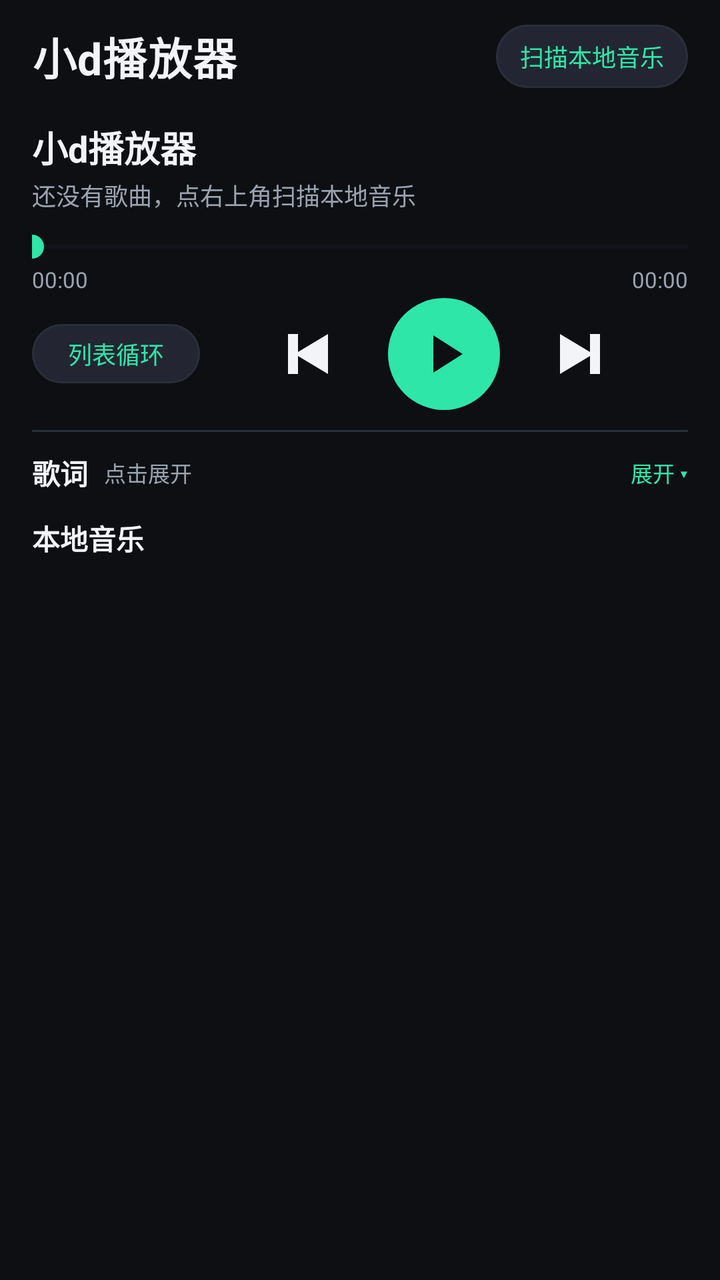
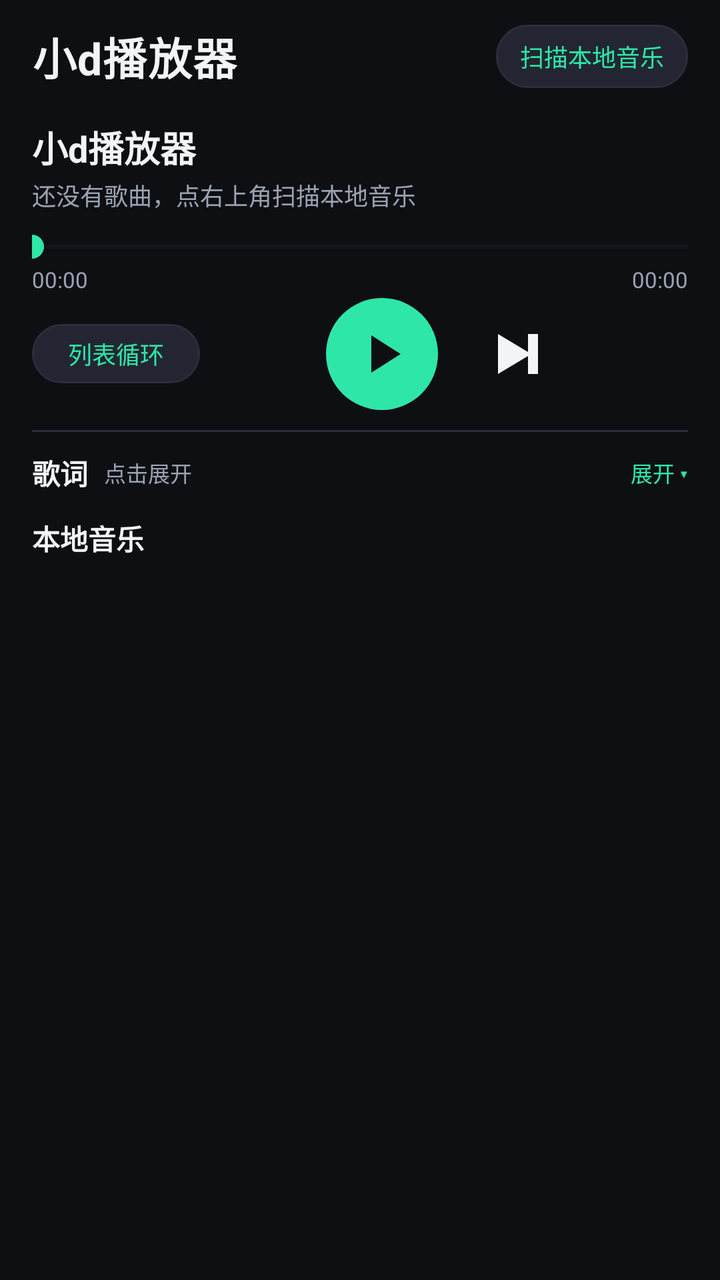

An Android layout rendered at two revisions. The XML below is the earlier revision; the diff shows what the commit changed to produce the second picture.
<!-- AndroidManifest.xml: application theme Theme.XiaoDPlayer -->
<!-- res/layout/activity_main.xml -->
<?xml version="1.0" encoding="utf-8"?>
<LinearLayout xmlns:android="http://schemas.android.com/apk/res/android"
    android:layout_width="match_parent"
    android:layout_height="match_parent"
    android:background="@color/bg"
    android:orientation="vertical"
    android:paddingStart="16dp"
    android:paddingTop="12dp"
    android:paddingEnd="16dp"
    android:paddingBottom="8dp">

    <LinearLayout
        android:layout_width="match_parent"
        android:layout_height="wrap_content"
        android:gravity="center_vertical"
        android:orientation="horizontal">

        <TextView
            android:id="@+id/tv_app_title"
            android:layout_width="0dp"
            android:layout_height="wrap_content"
            android:layout_weight="1"
            android:letterSpacing="0.02"
            android:text="小d播放器"
            android:textColor="@color/text_primary"
            android:textSize="22sp"
            android:textStyle="bold" />

        <TextView
            android:id="@+id/tv_scan"
            android:layout_width="wrap_content"
            android:layout_height="wrap_content"
            android:background="@drawable/bg_scan"
            android:paddingStart="12dp"
            android:paddingTop="7dp"
            android:paddingEnd="12dp"
            android:paddingBottom="7dp"
            android:text="@string/scan_local"
            android:textColor="@color/accent"
            android:textSize="12sp" />
    </LinearLayout>

    <TextView
        android:id="@+id/tv_now_title"
        android:layout_width="match_parent"
        android:layout_height="wrap_content"
        android:layout_marginTop="16dp"
        android:ellipsize="end"
        android:maxLines="1"
        android:text="@string/app_name"
        android:textColor="@color/text_primary"
        android:textSize="18sp"
        android:textStyle="bold" />

    <TextView
        android:id="@+id/tv_now_artist"
        android:layout_width="match_parent"
        android:layout_height="wrap_content"
        android:layout_marginTop="2dp"
        android:ellipsize="end"
        android:maxLines="1"
        android:text="@string/no_song"
        android:textColor="@color/text_secondary"
        android:textSize="12sp" />

    <SeekBar
        android:id="@+id/seek_bar"
        android:layout_width="match_parent"
        android:layout_height="wrap_content"
        android:layout_marginTop="8dp"
        android:maxHeight="2dp"
        android:minHeight="2dp"
        android:paddingStart="0dp"
        android:paddingEnd="0dp"
        android:progressBackgroundTint="@color/surface2"
        android:progressTint="@color/accent"
        android:thumbTint="@color/accent" />

    <LinearLayout
        android:layout_width="match_parent"
        android:layout_height="wrap_content"
        android:orientation="horizontal">

        <TextView
            android:id="@+id/tv_time_current"
            android:layout_width="0dp"
            android:layout_height="wrap_content"
            android:layout_weight="1"
            android:text="00:00"
            android:textColor="@color/text_secondary"
            android:textSize="11sp" />

        <TextView
            android:id="@+id/tv_time_total"
            android:layout_width="wrap_content"
            android:layout_height="wrap_content"
            android:text="00:00"
            android:textColor="@color/text_secondary"
            android:textSize="11sp" />
    </LinearLayout>

    <LinearLayout
        android:layout_width="match_parent"
        android:layout_height="wrap_content"
        android:layout_marginTop="2dp"
        android:gravity="center_vertical"
        android:orientation="horizontal">

        <TextView
            android:id="@+id/tv_mode"
            android:layout_width="wrap_content"
            android:layout_height="wrap_content"
            android:background="@drawable/bg_chip"
            android:gravity="center"
            android:minWidth="84dp"
            android:paddingStart="10dp"
            android:paddingTop="6dp"
            android:paddingEnd="10dp"
            android:paddingBottom="6dp"
            android:text="列表循环"
            android:textColor="@color/accent"
            android:textSize="12sp" />

        <LinearLayout
            android:layout_width="0dp"
            android:layout_height="wrap_content"
            android:layout_weight="1"
            android:gravity="center"
            android:orientation="horizontal">

            <ImageButton
                android:id="@+id/btn_prev"
                android:layout_width="44dp"
                android:layout_height="44dp"
                android:background="?attr/selectableItemBackgroundBorderless"
                android:contentDescription="上一首"
                android:scaleType="centerInside"
                android:src="@drawable/ic_prev"
                android:tint="@color/text_primary" />

            <ImageButton
                android:id="@+id/btn_play"
                android:layout_width="56dp"
                android:layout_height="56dp"
                android:layout_marginStart="18dp"
                android:layout_marginEnd="18dp"
                android:background="@drawable/bg_play"
                android:contentDescription="播放/暂停"
                android:padding="12dp"
                android:scaleType="fitCenter"
                android:src="@drawable/ic_play"
                android:tint="@color/bg" />

            <ImageButton
                android:id="@+id/btn_next"
                android:layout_width="44dp"
                android:layout_height="44dp"
                android:background="?attr/selectableItemBackgroundBorderless"
                android:contentDescription="下一首"
                android:scaleType="centerInside"
                android:src="@drawable/ic_next"
                android:tint="@color/text_primary" />
        </LinearLayout>
    </LinearLayout>

    <View
        android:layout_width="match_parent"
        android:layout_height="1dp"
        android:layout_marginTop="10dp"
        android:background="@color/divider" />

    <LinearLayout
        android:id="@+id/lyrics_header"
        android:layout_width="match_parent"
        android:layout_height="wrap_content"
        android:gravity="center_vertical"
        android:orientation="horizontal"
        android:paddingTop="10dp"
        android:paddingBottom="6dp">

        <TextView
            android:layout_width="wrap_content"
            android:layout_height="wrap_content"
            android:text="@string/lyrics"
            android:textColor="@color/text_primary"
            android:textSize="14sp"
            android:textStyle="bold" />

        <TextView
            android:id="@+id/tv_lyrics_status"
            android:layout_width="0dp"
            android:layout_height="wrap_content"
            android:layout_marginStart="8dp"
            android:layout_weight="1"
            android:ellipsize="end"
            android:maxLines="1"
            android:text="点击展开"
            android:textColor="@color/text_secondary"
            android:textSize="11sp" />

        <TextView
            android:id="@+id/tv_lyrics_toggle"
            android:layout_width="wrap_content"
            android:layout_height="wrap_content"
            android:text="展开 ▾"
            android:textColor="@color/accent"
            android:textSize="11sp" />
    </LinearLayout>

    <androidx.recyclerview.widget.RecyclerView
        android:id="@+id/rv_lyrics"
        android:layout_width="match_parent"
        android:layout_height="0dp"
        android:layout_weight="0"
        android:clipToPadding="false"
        android:paddingTop="6dp"
        android:paddingBottom="6dp"
        android:visibility="gone" />

    <LinearLayout
        android:layout_width="match_parent"
        android:layout_height="wrap_content"
        android:layout_marginTop="6dp"
        android:gravity="center_vertical"
        android:orientation="horizontal">

        <TextView
            android:id="@+id/tv_list_title"
            android:layout_width="0dp"
            android:layout_height="wrap_content"
            android:layout_weight="1"
            android:text="@string/local_music"
            android:textColor="@color/text_primary"
            android:textSize="14sp"
            android:textStyle="bold" />
    </LinearLayout>

    <androidx.recyclerview.widget.RecyclerView
        android:id="@+id/rv_songs"
        android:layout_width="match_parent"
        android:layout_height="0dp"
        android:layout_weight="1"
        android:clipToPadding="false"
        android:paddingBottom="8dp" />
</LinearLayout>
<!-- resources referenced by this layout -->
<resources>
  <color name="accent">#2EE6A8</color>
  <color name="bg">#0E0F13</color>
  <color name="divider">#2A2E3A</color>
  <color name="surface2">#232632</color>
  <color name="text_primary">#F2F4F8</color>
  <color name="text_secondary">#9AA3B2</color>
  <!-- drawable bg_chip (drawable) -->
  <?xml version="1.0" encoding="utf-8"?>
  <shape xmlns:android="http://schemas.android.com/apk/res/android"
      android:shape="rectangle">
      <solid android:color="@color/surface2" />
      <corners android:radius="18dp" />
      <stroke
          android:width="1dp"
          android:color="@color/divider" />
  </shape>
  <!-- drawable bg_play (drawable) -->
  <?xml version="1.0" encoding="utf-8"?>
  <shape xmlns:android="http://schemas.android.com/apk/res/android"
      android:shape="oval">
      <solid android:color="@color/accent" />
  </shape>
  <!-- drawable bg_scan (drawable) -->
  <?xml version="1.0" encoding="utf-8"?>
  <shape xmlns:android="http://schemas.android.com/apk/res/android"
      android:shape="rectangle">
      <solid android:color="@color/surface2" />
      <corners android:radius="20dp" />
      <stroke
          android:width="1dp"
          android:color="@color/divider" />
  </shape>
  <!-- drawable ic_next (drawable) -->
  <?xml version="1.0" encoding="utf-8"?>
  <vector xmlns:android="http://schemas.android.com/apk/res/android"
      android:width="40dp"
      android:height="40dp"
      android:viewportWidth="24"
      android:viewportHeight="24">
      <path
          android:fillColor="#FFFFFFFF"
          android:pathData="M6,6 L6,18 L16,12 Z" />
      <path
          android:fillColor="#FFFFFFFF"
          android:pathData="M15,6 L18,6 L18,18 L15,18 Z" />
  </vector>
  <!-- drawable ic_play (drawable) -->
  <?xml version="1.0" encoding="utf-8"?>
  <vector xmlns:android="http://schemas.android.com/apk/res/android"
      android:width="48dp"
      android:height="48dp"
      android:viewportWidth="24"
      android:viewportHeight="24">
      <path
          android:fillColor="#FFFFFFFF"
          android:pathData="M8,5 L19,12 L8,19 Z" />
  </vector>
  <!-- drawable ic_prev (drawable) -->
  <?xml version="1.0" encoding="utf-8"?>
  <vector xmlns:android="http://schemas.android.com/apk/res/android"
      android:width="40dp"
      android:height="40dp"
      android:viewportWidth="24"
      android:viewportHeight="24">
      <path
          android:fillColor="#FFFFFFFF"
          android:pathData="M6,6 L9,6 L9,18 L6,18 Z" />
      <path
          android:fillColor="#FFFFFFFF"
          android:pathData="M18,6 L18,18 L8,12 Z" />
  </vector>
  <string name="app_name">小d播放器</string>
  <string name="local_music">本地音乐</string>
  <string name="lyrics">歌词</string>
  <string name="no_song">还没有歌曲，点右上角扫描本地音乐</string>
  <string name="scan_local">扫描本地音乐</string>
  <style name="Theme.XiaoDPlayer" parent="Theme.Material3.DayNight.NoActionBar">
          <item name="android:windowBackground">@color/bg</item>
          <item name="android:statusBarColor">@color/bg</item>
          <item name="android:navigationBarColor">@color/bg</item>
          <item name="android:windowLightStatusBar">false</item>
          <item name="colorPrimary">@color/accent</item>
          <item name="colorSecondary">@color/accent</item>
          <item name="android:textColorPrimary">@color/text_primary</item>
          <item name="android:textColorSecondary">@color/text_secondary</item>
      </style>
</resources>

<!-- the commit's change to res/layout/activity_main.xml (unified diff, before → after) -->
@@ -129,20 +129,9 @@
             android:orientation="horizontal">
 
             <ImageButton
-                android:id="@+id/btn_prev"
-                android:layout_width="44dp"
-                android:layout_height="44dp"
-                android:background="?attr/selectableItemBackgroundBorderless"
-                android:contentDescription="上一首"
-                android:scaleType="centerInside"
-                android:src="@drawable/ic_prev"
-                android:tint="@color/text_primary" />
-
-            <ImageButton
                 android:id="@+id/btn_play"
                 android:layout_width="56dp"
                 android:layout_height="56dp"
-                android:layout_marginStart="18dp"
                 android:layout_marginEnd="18dp"
                 android:background="@drawable/bg_play"
                 android:contentDescription="播放/暂停"
<!-- resource entries referenced after the edit -->
@@ -57,20 +57,6 @@
           android:fillColor="#FFFFFFFF"
           android:pathData="M8,5 L19,12 L8,19 Z" />
   </vector>
-  <!-- drawable ic_prev (drawable) -->
-  <?xml version="1.0" encoding="utf-8"?>
-  <vector xmlns:android="http://schemas.android.com/apk/res/android"
-      android:width="40dp"
-      android:height="40dp"
-      android:viewportWidth="24"
-      android:viewportHeight="24">
-      <path
-          android:fillColor="#FFFFFFFF"
-          android:pathData="M6,6 L9,6 L9,18 L6,18 Z" />
-      <path
-          android:fillColor="#FFFFFFFF"
-          android:pathData="M18,6 L18,18 L8,12 Z" />
-  </vector>
   <string name="app_name">小d播放器</string>
   <string name="local_music">本地音乐</string>
   <string name="lyrics">歌词</string>
